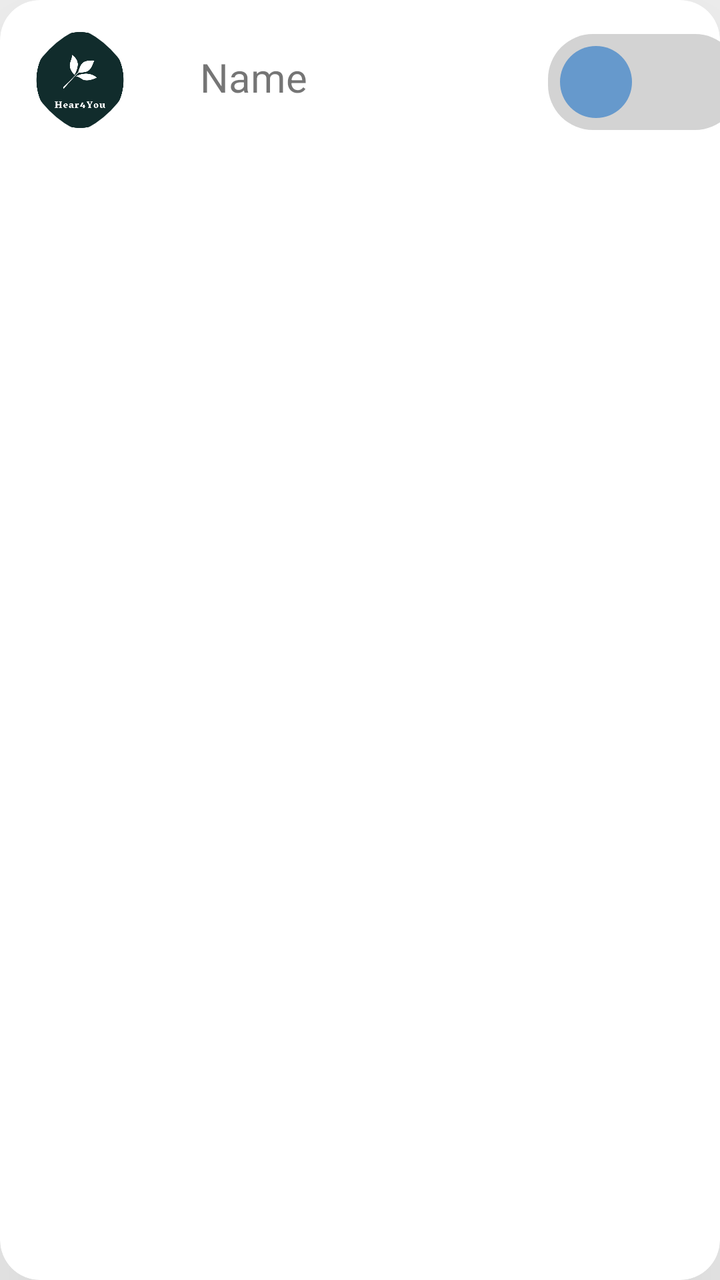
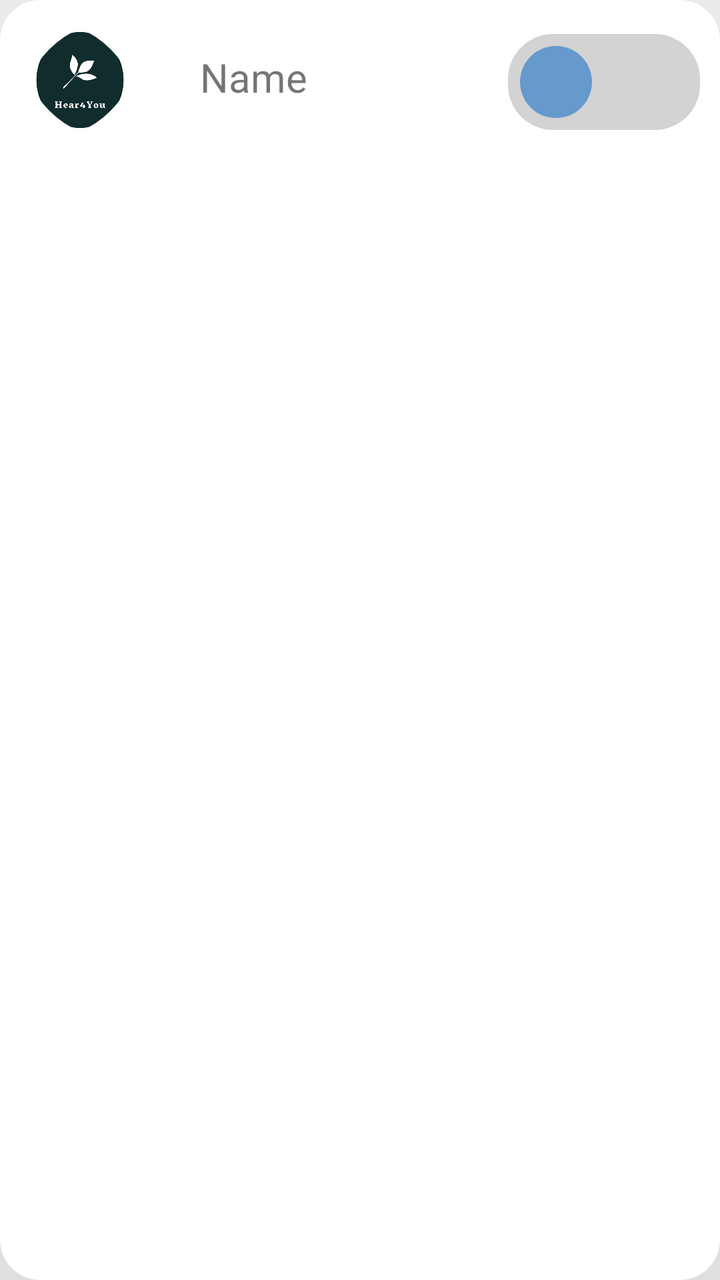

Compare the two renders of this Android layout. The source of the first and the diff that turns it into the second are given below.
<!-- AndroidManifest.xml: application theme Theme._1215DDAY -->
<!-- res/layout/bluetooth_list_item.xml -->
<?xml version="1.0" encoding="utf-8"?>
<androidx.cardview.widget.CardView
    xmlns:android="http://schemas.android.com/apk/res/android"
    xmlns:app="http://schemas.android.com/apk/res-auto"
    android:layout_marginStart="12dp"
    android:layout_marginEnd="12dp"
    android:layout_marginVertical="10dp"
    android:layout_marginHorizontal="10dp"
    app:cardCornerRadius="20dp"
    app:cardElevation="80dp"
    android:layout_width="match_parent"
    android:layout_height="wrap_content">

    <RelativeLayout
        android:layout_width="match_parent"
        android:layout_height="wrap_content"
        >
        <com.google.android.material.imageview.ShapeableImageView
            android:layout_width="60dp"
            android:layout_height="60dp"
            android:id="@+id/listImage"
            android:src="@drawable/splash"
            scaleType="centerCrop"
            android:layout_marginStart="10dp"
            android:layout_marginBottom="10dp"
            android:layout_marginTop="10dp"
            app:shapeAppearanceOverlay="@style/roundImage"/>
        <TextView
            android:layout_width="120dp"
            android:layout_height="30dp"
            android:id="@+id/listName"
            android:text="Name"
            android:textSize="20sp"
            android:layout_marginTop="25dp"
            android:layout_marginStart="30dp"
            android:layout_toEndOf="@id/listImage"/>
        <androidx.appcompat.widget.SwitchCompat
            android:id="@+id/switch1"
            android:layout_width="wrap_content"
            android:layout_height="wrap_content"
            android:layout_marginTop="25dp"
            android:layout_marginStart="70dp"
            android:layout_marginEnd = "5dp"
            android:layout_toEndOf="@id/listName"
            android:focusableInTouchMode="false"
            android:scaleX="1.5"
            android:scaleY="1.5"
            android:clickable="true"

            android:thumb="@drawable/switch_thumb"
            app:track="@drawable/switch_track_selector"
            app:thumbTextPadding="12dp"
            app:switchMinWidth="0dp"
            android:textOff=""
            android:textOn=""
        />

    </RelativeLayout>

</androidx.cardview.widget.CardView>
<!-- resources referenced by this layout -->
<resources>
  <!-- drawable splash: png bitmap (drawable, 32969 bytes) -->
  <!-- drawable switch_thumb (drawable) -->
  <selector xmlns:android="http://schemas.android.com/apk/res/android">
      <item android:state_checked="true">
          <layer-list>
              <item android:bottom="4dp" android:left="4dp" android:right="4dp" android:top="4dp">
                  <shape android:shape="oval">
                      <size android:width="24dp" android:height="24dp" />
                      <corners android:radius="45dp" />
                      <solid android:color="@color/white" />
                  </shape>
              </item>
          </layer-list>
      </item>
  
  
      <item>
          <layer-list>
              <item android:bottom="4dp" android:left="4dp" android:right="4dp" android:top="4dp">
                  <shape android:shape="oval">
                      <size android:width="24dp" android:height="24dp" />
                      <corners android:radius="45dp" />
                      <solid android:color="@color/grayBlue" />
                  </shape>
              </item>
          </layer-list>
  
      </item>
  </selector>
  <!-- drawable switch_track_selector (drawable) -->
  <?xml version="1.0" encoding="utf-8"?>
  <selector xmlns:android="http://schemas.android.com/apk/res/android">
      <item
          android:drawable="@drawable/switch_track_on"
          android:state_checked="true"/>
      <item
          android:drawable="@drawable/switch_track_off"
          android:state_checked="false"/>
  </selector>
  <style name="roundImage">
          <item name="cornerFamily">rounded</item>
          <item name="cornerSize">50dp</item>
      </style>
  <style name="Theme._1215DDAY" parent="android:Theme.Material.Light.NoActionBar" />
  <color name="white">#FFFFFFFF</color>
  <color name="grayBlue">#6699CC</color>
  <!-- drawable switch_track_on (drawable) -->
  <shape
      xmlns:android="http://schemas.android.com/apk/res/android"
      android:shape="rectangle" >
  
      <corners
          android:radius="15dp" />
  
      <size
          android:width="51dp"
          android:height="30dp" />
  
      <solid
          android:color="@color/grayBlue" />
  
      
  </shape>
  <!-- drawable switch_track_off (drawable) -->
  <shape
      xmlns:android="http://schemas.android.com/apk/res/android"
      android:shape="rectangle" >
  
      <corners
          android:radius="15dp" />
  
      <size
          android:width="51dp"
          android:height="30dp" />
  
      <solid
          android:color="#D3D3D3" />
  
      
  
  </shape>
</resources>

<!-- the commit's change to res/layout/bluetooth_list_item.xml (unified diff, before → after) -->
@@ -39,7 +39,7 @@
             android:layout_width="wrap_content"
             android:layout_height="wrap_content"
             android:layout_marginTop="25dp"
-            android:layout_marginStart="70dp"
+            android:layout_marginStart="50dp"
             android:layout_marginEnd = "5dp"
             android:layout_toEndOf="@id/listName"
             android:focusableInTouchMode="false"
<!-- resource entries referenced after the edit -->
@@ -16,7 +16,7 @@
       </item>
   
   
-      <item>
+      <item android:state_checked="false">
           <layer-list>
               <item android:bottom="4dp" android:left="4dp" android:right="4dp" android:top="4dp">
                   <shape android:shape="oval">
